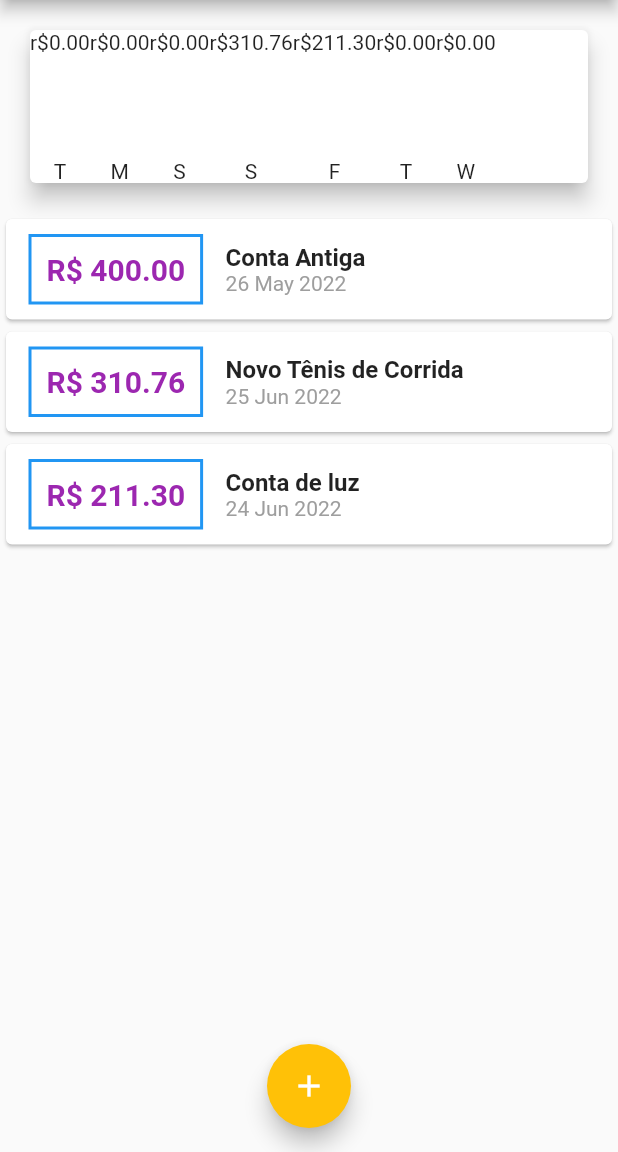
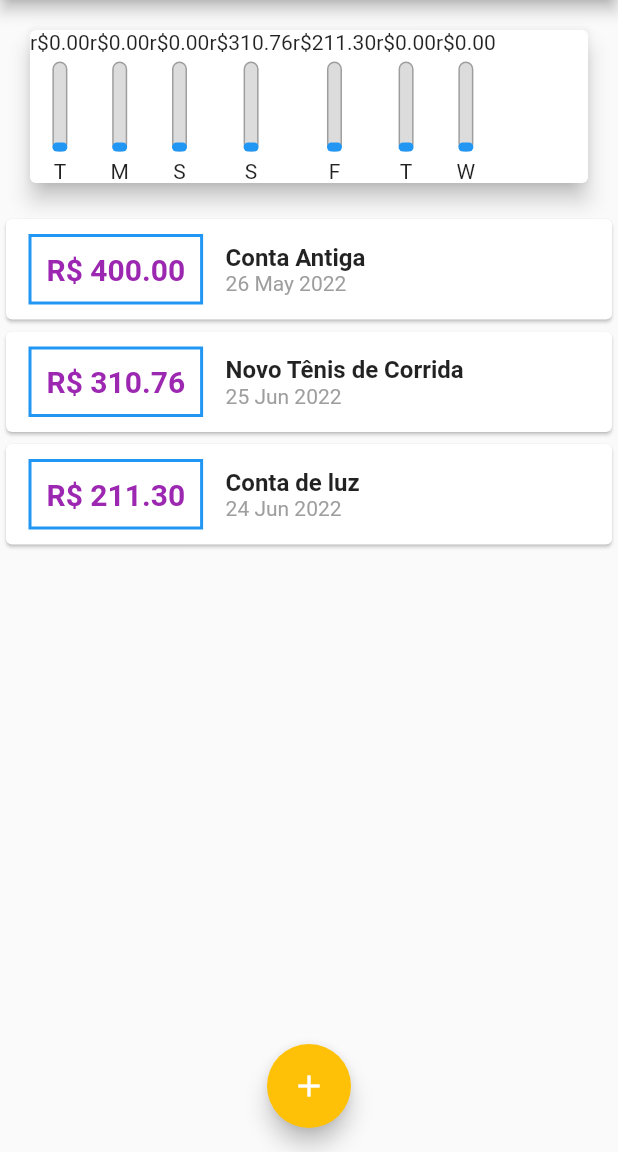
Before and after one commit to Mott4/expenses, a Flutter app: the screen it shows after launch, on a phone screen of 412 x 824 dp, the part 84-1236 px from its top. Run offline on Flutter 3.47's test engine with Material 2 defaults, Android fonts, the phone set to English and light mode, and no system bars.

Commit message:
Criação de bordas e lugar onde vai mostrar a % pintadas e dias

```diff
--- a/lib/components/chart.dart
+++ b/lib/components/chart.dart
@@ -50,7 +50,7 @@ class Chart extends StatelessWidget {
           return ChartBar(
             label: tr['day'].toString(),
             value: double.parse(tr['value'].toString()),
-            percentage: 0,
+            percentage: 0.1,
           );
         }).toList(),
       ),
--- a/lib/components/chart_bar.dart
+++ b/lib/components/chart_bar.dart
@@ -22,7 +22,30 @@ class ChartBar extends StatelessWidget {
         Container(
           height: 60,
           width: 10,
-          child: null,
+          child: Stack(
+            alignment: Alignment.bottomCenter,
+            children: <Widget>[
+              Container(
+                decoration: BoxDecoration(
+                  border: Border.all(
+                    color: Colors.grey,
+                    width: 1.0,
+                  ),
+                  color: Color.fromRGBO(220, 220, 220, 1),
+                  borderRadius: BorderRadius.circular(5),
+                ),
+              ),
+              FractionallySizedBox(
+                heightFactor: percentage,
+                child: Container(
+                  decoration: BoxDecoration(
+                    color: Theme.of(context).primaryColor,
+                  borderRadius: BorderRadius.circular(5),
+                  ),
+                ),
+              ),
+            ],
+          ),
         ),
         SizedBox(height: 5),
         Text(label)
```
